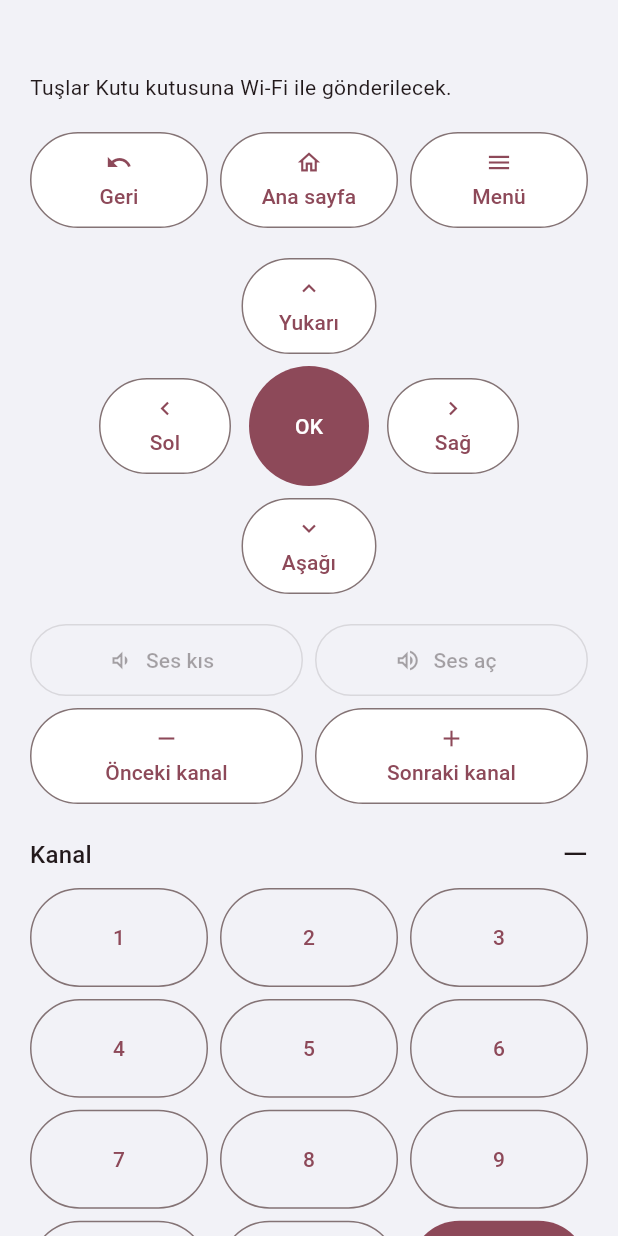
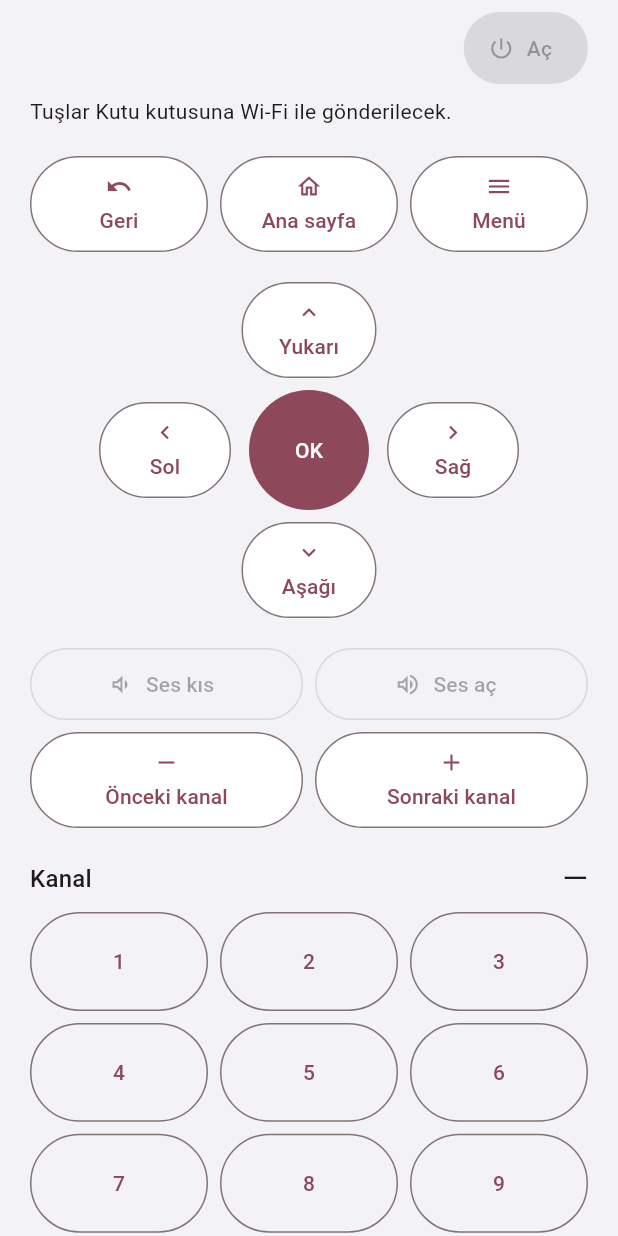
Before and after one commit to ertugrulerzin/LGKumanda, a Flutter app: the BoxRemotePage widget shown alone on an empty page, opened directly with empty values, on a phone screen of 412 x 824 dp. Run offline on Flutter 3.47's test engine with Material 3 defaults, Android fonts, the phone set to English and light mode, and no system bars; our stand-ins replace flutter_secure_storage, material_ui, package_info_plus, shared_preferences; missing offline and left inert: flutter_inappwebview, pointycastle; accounts and stored records are empty; statements that could not run were skipped.

Commit message:
feat: power key turns the TV on as well as off, on every remote tab
The home power key reads Kapat while the TV is on and Aç while it is
off or asleep, with a spinner while it wakes. Android TV box tabs
show the same key; the box stays powered and the TV is what sleeps.
Flutter build 28.

Co-Authored-By: Claude Opus 5.5 <noreply@anthropic.com>

```diff
--- a/cross_platform/lib/core/tv_client.dart
+++ b/cross_platform/lib/core/tv_client.dart
@@ -61,6 +61,12 @@ class TVClient extends ChangeNotifier {
   int _dx = 0, _dy = 0;
 
   bool get connected => state == LinkState.connected;
+
+  /// A wake packet went out and the app is waiting for the TV to come up.
+  bool get waking => _wakeActive;
+
+  /// The TV is on and controllable, so the power key means "turn off".
+  bool get isOn => connected && powerState != TVPowerState.standby;
   bool get isHDMI => foreground?.startsWith('com.webos.app.hdmi') ?? false;
   bool get useTuner =>
       mode == ControlMode.television ||
--- a/cross_platform/lib/ui/box_remote.dart
+++ b/cross_platform/lib/ui/box_remote.dart
@@ -87,9 +87,16 @@ class _BoxRemotePageState extends State<BoxRemotePage> {
           child: ListView(
             padding: const EdgeInsets.fromLTRB(20, 8, 20, 28),
             children: [
-              Text(
-                widget.saved.title(tv.inputs),
-                style: Theme.of(context).textTheme.headlineSmall,
+              Row(
+                children: [
+                  Expanded(
+                    child: Text(
+                      widget.saved.title(tv.inputs),
+                      style: Theme.of(context).textTheme.headlineSmall,
+                    ),
+                  ),
+                  TVPowerButton(client: tv),
+                ],
               ),
               const SizedBox(height: 8),
               Text(widget.box.status),
--- a/cross_platform/lib/ui/remote.dart
+++ b/cross_platform/lib/ui/remote.dart
@@ -250,21 +250,7 @@ class TVRemotePage extends StatelessWidget {
                       style: Theme.of(context).textTheme.headlineSmall,
                     ),
                   ),
-                  IconButton(
-                    tooltip: 'TV’yi kapat',
-                    onPressed: client.connected
-                        ? () async {
-                            if (await confirm(
-                              context,
-                              'TV kapatılsın mı?',
-                              'TV’yi yeniden açmak için fiziksel kumanda veya destekleniyorsa uyandırma kullanılabilir.',
-                            )) {
-                              await client.run(client.powerOff);
-                            }
-                          }
-                        : null,
-                    icon: const Icon(Icons.power_settings_new),
-                  ),
+                  TVPowerButton(client: client),
                 ],
               ),
               const SizedBox(height: 20),
@@ -778,3 +764,45 @@ class _ShortcutEditorState extends State<_ShortcutEditor> {
     ],
   );
 }
+
+/// One power key for every remote tab: turns the TV off while it is on and
+/// wakes it while it is off. Android TV boxes stay powered when the TV
+/// sleeps, so on a box tab the key also controls the TV.
+class TVPowerButton extends StatelessWidget {
+  const TVPowerButton({super.key, required this.client});
+  final TVClient client;
+  @override
+  Widget build(BuildContext context) => ListenableBuilder(
+    listenable: client,
+    builder: (context, _) {
+      final on = client.isOn;
+      final busy = client.waking || client.state == LinkState.connecting;
+      return FilledButton.tonalIcon(
+        key: const ValueKey('tvPower'),
+        onPressed: client.selected == null || (busy && !on)
+            ? null
+            : () async {
+                if (on) {
+                  if (await confirm(
+                    context,
+                    'TV kapatılsın mı?',
+                    'Aynı tuşla yeniden açabilirsin. Açmak için TV’de ağ üzerinden açma (Mobil ile TV Açma) ayarı açık olmalı.',
+                  )) {
+                    await client.run(client.powerOff);
+                  }
+                } else {
+                  await client.run(client.wake);
+                }
+              },
+        icon: busy && !on
+            ? const SizedBox(
+                width: 18,
+                height: 18,
+                child: CircularProgressIndicator(strokeWidth: 2),
+              )
+            : const Icon(Icons.power_settings_new),
+        label: Text(on ? 'Kapat' : (busy ? 'Açılıyor…' : 'Aç')),
+      );
+    },
+  );
+}
--- a/cross_platform/pubspec.yaml
+++ b/cross_platform/pubspec.yaml
@@ -1,7 +1,7 @@
 name: lg_kumanda
 description: LG webOS televizyonlar için Mac, Windows ve Android kumandası.
 publish_to: none
-version: 1.0.0+27
+version: 1.0.0+28
 environment:
   sdk: ^3.14.0
 dependencies:
```
Also changed, not shown: 1 other file.
